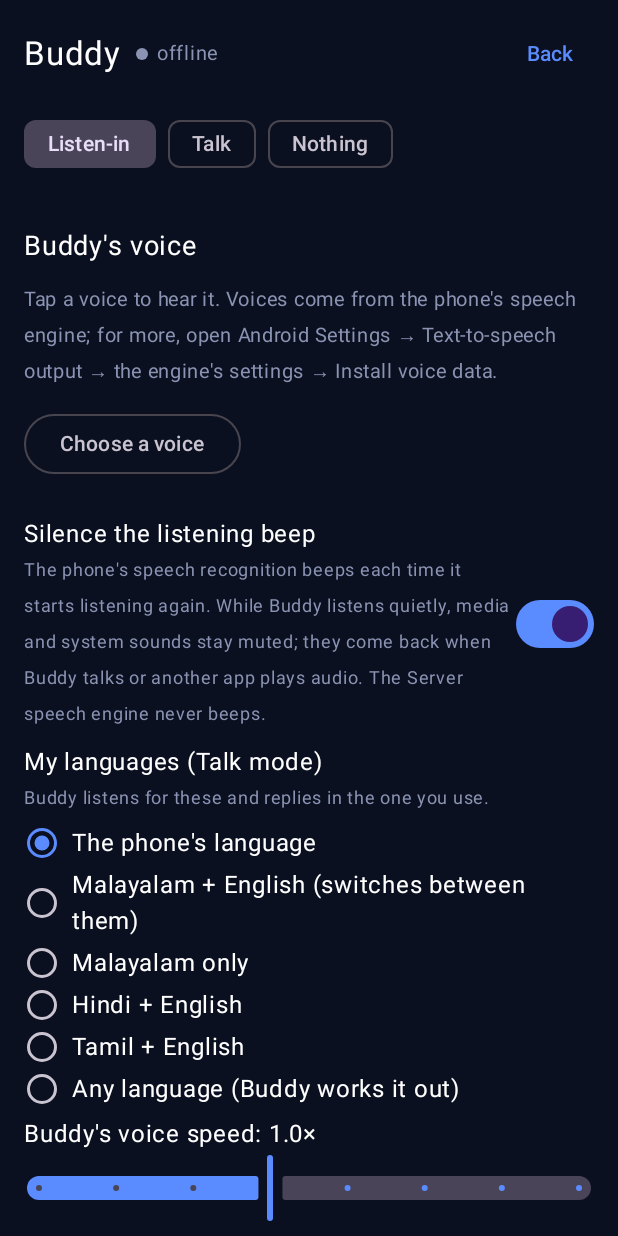
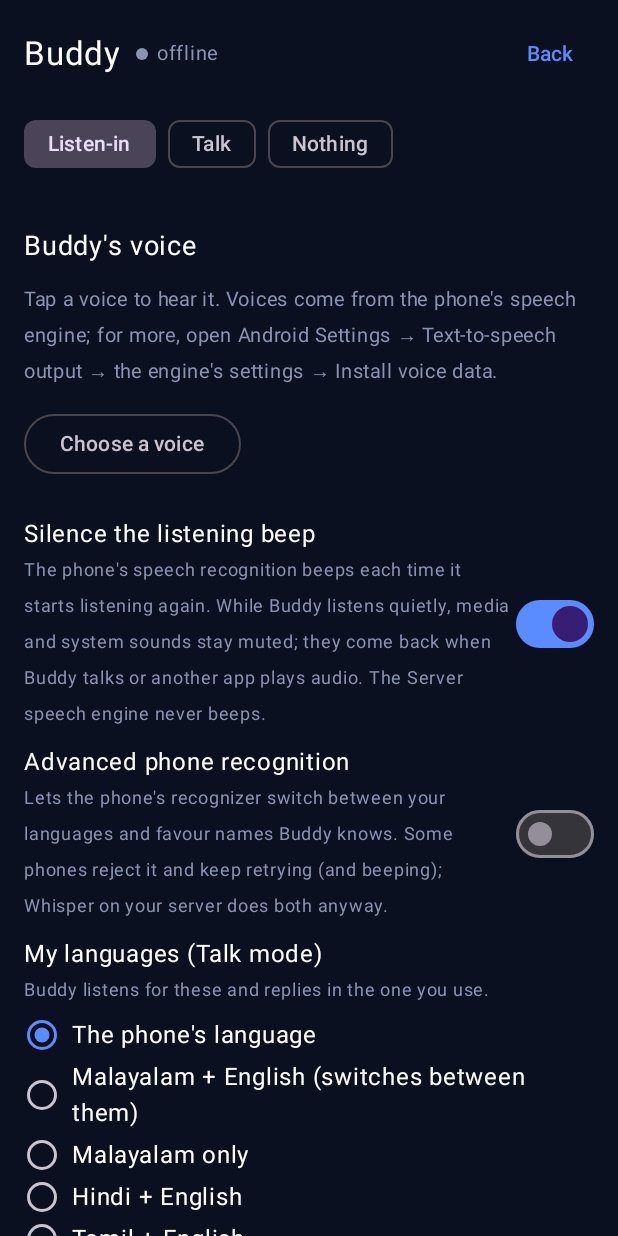
Before and after one commit to aneesh304810/BuddyAgent, an Android app built with Jetpack Compose: the screen it shows after launch (MainActivity), scrolled down 1052 dp, on a phone screen of 412 x 824 dp. Run offline under Robolectric (Android 15) with nearby library versions, the phone set to English and light mode, and no system bars.

Commit message:
App: phone recognition back to how 0.3.36 did it, extras opt-in
0.3.36 didn't beep; since then the phone's recognizer was also sent language
detection and switching, name hints and a 'possibly complete' silence length, which
on the user's phone led to errors, retries and beeps. Those are now off by default
(Settings → Advanced phone recognition), so the phone recognizer gets the same
request as in 0.3.36. Whisper on the server still handles mixed languages and names.

Co-Authored-By: Claude Opus 5.5 <noreply@anthropic.com>
Claude-Session: https://claude.ai/code/session_01DnFagHi8HJqWNMeGDgkpE2

```diff
--- a/android/app/src/main/java/app/buddy/BuddyPrefs.kt
+++ b/android/app/src/main/java/app/buddy/BuddyPrefs.kt
@@ -94,10 +94,11 @@ class BuddyPrefs(context: Context) {
         get() = prefs.getBoolean("muteListenBeep", true)
         set(value) = prefs.edit().putBoolean("muteListenBeep", value).apply()
 
-    /** This phone's recogniser rejected language switching and name hints: don't send them again. */
+    /** The phone's recogniser as in 0.3.36: one language, no switching, no name hints. On by default:
+     *  the extras made some phones' recognisers error, retry and beep. Off = "Advanced phone recognition". */
     var simpleRecognition: Boolean
-        get() = prefs.getBoolean("simpleRecognition", false)
-        set(value) = prefs.edit().putBoolean("simpleRecognition", value).apply()
+        get() = prefs.getBoolean("simpleRecognition2", true)
+        set(value) = prefs.edit().putBoolean("simpleRecognition2", value).apply()
 
     /** True while Buddy has media muted for that beep (so a crash mid-mute is undone next start). */
     var beepMuted: Boolean
--- a/android/app/src/main/java/app/buddy/MainActivity.kt
+++ b/android/app/src/main/java/app/buddy/MainActivity.kt
@@ -837,6 +837,7 @@ private fun SpeechTuning(prefs: BuddyPrefs) {
     var pauses by remember { mutableStateOf(prefs.pauses) }
     var talkLanguage by remember { mutableStateOf(prefs.talkLanguage) }
     var muteBeep by remember { mutableStateOf(prefs.muteListenBeep) }
+    var advanced by remember { mutableStateOf(!prefs.simpleRecognition) }
     Column(Modifier.fillMaxWidth().padding(top = 12.dp)) {
         Row(verticalAlignment = Alignment.CenterVertically, modifier = Modifier.padding(bottom = 8.dp)) {
             Column(Modifier.weight(1f)) {
@@ -847,6 +848,15 @@ private fun SpeechTuning(prefs: BuddyPrefs) {
             }
             Switch(checked = muteBeep, onCheckedChange = { muteBeep = it; prefs.muteListenBeep = it })
         }
+        Row(verticalAlignment = Alignment.CenterVertically, modifier = Modifier.padding(bottom = 8.dp)) {
+            Column(Modifier.weight(1f)) {
+                Text("Advanced phone recognition", color = Color.White)
+                Text("Lets the phone's recognizer switch between your languages and favour names Buddy knows. " +
+                    "Some phones reject it and keep retrying (and beeping); Whisper on your server does both " +
+                    "anyway.", color = Muted, fontSize = 12.sp)
+            }
+            Switch(checked = advanced, onCheckedChange = { advanced = it; prefs.simpleRecognition = !it })
+        }
         Text("My languages (Talk mode)", color = Color.White)
         Text("Buddy listens for these and replies in the one you use.", color = Muted, fontSize = 12.sp)
         Column(Modifier.padding(vertical = 4.dp)) {
@@ -855,7 +865,6 @@ private fun SpeechTuning(prefs: BuddyPrefs) {
                     modifier = Modifier.fillMaxWidth().clickable {
                         talkLanguage = value
                         prefs.talkLanguage = value
-                        prefs.simpleRecognition = false  // a new choice gets a fresh try
                         BuddyService.instance?.let { if (BuddyState.ui.value.listening) it.startListening(BuddyState.ui.value.mode) }
                     }.padding(vertical = 2.dp)) {
                     RadioButton(selected = talkLanguage == value, onClick = null)
```
Also changed, not shown: android/app/src/main/java/app/buddy/Voice.kt (+4 -3 lines).
